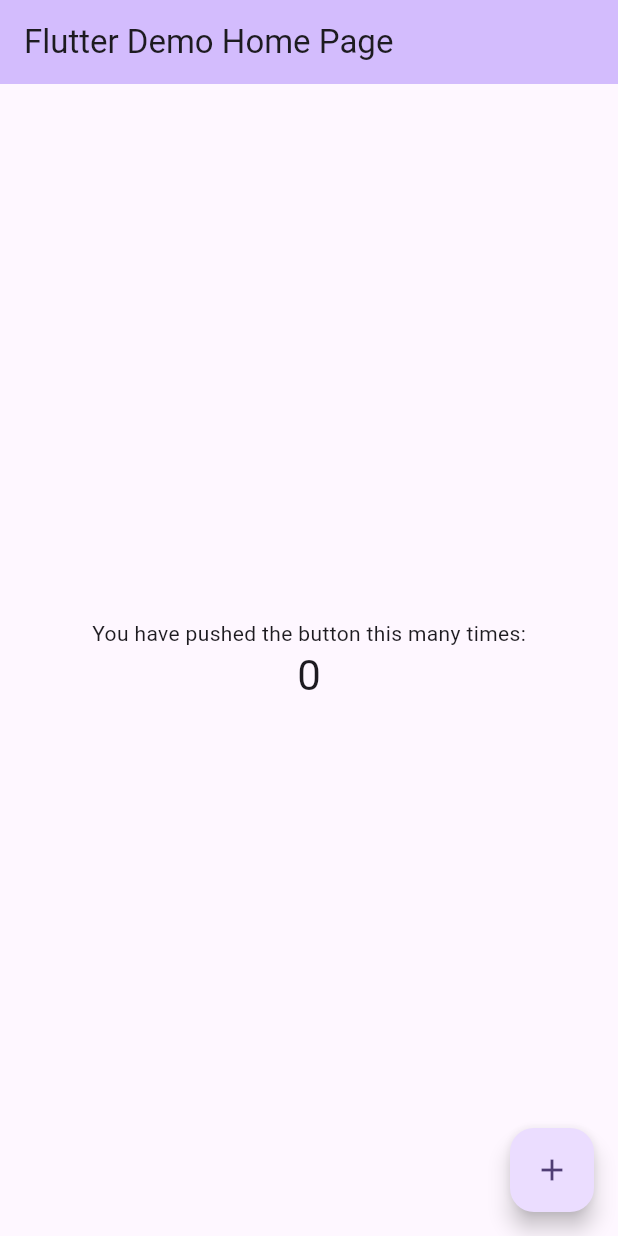
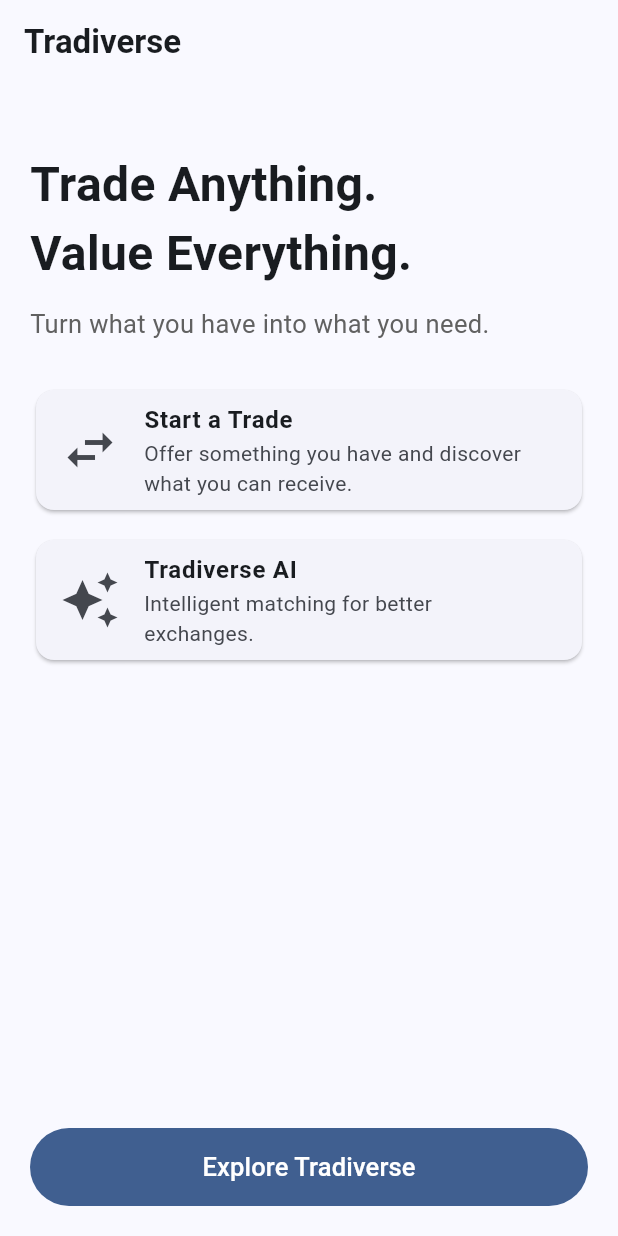
Before and after one commit to baloiben902-stack/tradiverse, a Flutter app: the screen it shows after launch, on a phone screen of 412 x 824 dp. Run offline on Flutter 3.47's test engine with Material 3 defaults, Android fonts, the phone set to English and light mode, and no system bars.

Commit message:
Build Tradiverse home screen

```diff
--- a/lib/main.dart
+++ b/lib/main.dart
@@ -1,122 +1,111 @@
 import 'package:flutter/material.dart';
 
 void main() {
-  runApp(const MyApp());
+  runApp(const TradiverseApp());
 }
 
-class MyApp extends StatelessWidget {
-  const MyApp({super.key});
+class TradiverseApp extends StatelessWidget {
+  const TradiverseApp({super.key});
 
-  // This widget is the root of your application.
   @override
   Widget build(BuildContext context) {
     return MaterialApp(
-      title: 'Flutter Demo',
+      debugShowCheckedModeBanner: false,
+      title: 'Tradiverse',
       theme: ThemeData(
-        // This is the theme of your application.
-        //
-        // TRY THIS: Try running your application with "flutter run". You'll see
-        // the application has a purple toolbar. Then, without quitting the app,
-        // try changing the seedColor in the colorScheme below to Colors.green
-        // and then invoke "hot reload" (save your changes or press the "hot
-        // reload" button in a Flutter-supported IDE, or press "r" if you used
-        // the command line to start the app).
-        //
-        // Notice that the counter didn't reset back to zero; the application
-        // state is not lost during the reload. To reset the state, use hot
-        // restart instead.
-        //
-        // This works for code too, not just values: Most code changes can be
-        // tested with just a hot reload.
-        colorScheme: .fromSeed(seedColor: Colors.deepPurple),
+        colorScheme: ColorScheme.fromSeed(
+          seedColor: const Color(0xFF1565C0),
+        ),
+        useMaterial3: true,
       ),
-      home: const MyHomePage(title: 'Flutter Demo Home Page'),
+      home: const TradiverseHome(),
     );
   }
 }
 
-class MyHomePage extends StatefulWidget {
-  const MyHomePage({super.key, required this.title});
-
-  // This widget is the home page of your application. It is stateful, meaning
-  // that it has a State object (defined below) that contains fields that affect
-  // how it looks.
-
-  // This class is the configuration for the state. It holds the values (in this
-  // case the title) provided by the parent (in this case the App widget) and
-  // used by the build method of the State. Fields in a Widget subclass are
-  // always marked "final".
-
-  final String title;
-
-  @override
-  State<MyHomePage> createState() => _MyHomePageState();
-}
-
-class _MyHomePageState extends State<MyHomePage> {
-  int _counter = 0;
-
-  void _incrementCounter() {
-    setState(() {
-      // This call to setState tells the Flutter framework that something has
-      // changed in this State, which causes it to rerun the build method below
-      // so that the display can reflect the updated values. If we changed
-      // _counter without calling setState(), then the build method would not be
-      // called again, and so nothing would appear to happen.
-      _counter++;
-    });
-  }
+class TradiverseHome extends StatelessWidget {
+  const TradiverseHome({super.key});
 
   @override
   Widget build(BuildContext context) {
-    // This method is rerun every time setState is called, for instance as done
-    // by the _incrementCounter method above.
-    //
-    // The Flutter framework has been optimized to make rerunning build methods
-    // fast, so that you can just rebuild anything that needs updating rather
-    // than having to individually change instances of widgets.
     return Scaffold(
       appBar: AppBar(
-        // TRY THIS: Try changing the color here to a specific color (to
-        // Colors.amber, perhaps?) and trigger a hot reload to see the AppBar
-        // change color while the other colors stay the same.
-        backgroundColor: Theme.of(context).colorScheme.inversePrimary,
-        // Here we take the value from the MyHomePage object that was created by
-        // the App.build method, and use it to set our appbar title.
-        title: Text(widget.title),
+        title: const Text(
+          'Tradiverse',
+          style: TextStyle(fontWeight: FontWeight.bold),
+        ),
       ),
-      body: Center(
-        // Center is a layout widget. It takes a single child and positions it
-        // in the middle of the parent.
+      body: Padding(
+        padding: const EdgeInsets.all(20),
         child: Column(
-          // Column is also a layout widget. It takes a list of children and
-          // arranges them vertically. By default, it sizes itself to fit its
-          // children horizontally, and tries to be as tall as its parent.
-          //
-          // Column has various properties to control how it sizes itself and
-          // how it positions its children. Here we use mainAxisAlignment to
-          // center the children vertically; the main axis here is the vertical
-          // axis because Columns are vertical (the cross axis would be
-          // horizontal).
-          //
-          // TRY THIS: Invoke "debug painting" (choose the "Toggle Debug Paint"
-          // action in the IDE, or press "p" in the console), to see the
-          // wireframe for each widget.
-          mainAxisAlignment: .center,
+          crossAxisAlignment: CrossAxisAlignment.start,
           children: [
-            const Text('You have pushed the button this many times:'),
+            const SizedBox(height: 24),
+            const Text(
+              'Trade Anything.',
+              style: TextStyle(
+                fontSize: 32,
+                fontWeight: FontWeight.bold,
+              ),
+            ),
+            const Text(
+              'Value Everything.',
+              style: TextStyle(
+                fontSize: 32,
+                fontWeight: FontWeight.bold,
+              ),
+            ),
+            const SizedBox(height: 12),
             Text(
-              '$_counter',
-              style: Theme.of(context).textTheme.headlineMedium,
+              'Turn what you have into what you need.',
+              style: TextStyle(
+                fontSize: 17,
+                color: Colors.grey.shade700,
+              ),
+            ),
+            const SizedBox(height: 28),
+            Card(
+              child: ListTile(
+                leading: const Icon(Icons.swap_horiz, size: 40),
+                title: const Text(
+                  'Start a Trade',
+                  style: TextStyle(fontWeight: FontWeight.bold),
+                ),
+                subtitle: const Text(
+                  'Offer something you have and discover what you can receive.',
+                ),
+              ),
+            ),
+            const SizedBox(height: 12),
+            Card(
+              child: ListTile(
+                leading: const Icon(Icons.auto_awesome, size: 40),
+                title: const Text(
+                  'Tradiverse AI',
+                  style: TextStyle(fontWeight: FontWeight.bold),
+                ),
+                subtitle: const Text(
+                  'Intelligent matching for better exchanges.',
+                ),
+              ),
+            ),
+            const Spacer(),
+            SizedBox(
+              width: double.infinity,
+              child: FilledButton(
+                onPressed: () {},
+                child: const Padding(
+                  padding: EdgeInsets.all(14),
+                  child: Text(
+                    'Explore Tradiverse',
+                    style: TextStyle(fontSize: 17),
+                  ),
+                ),
+              ),
             ),
           ],
         ),
       ),
-      floatingActionButton: FloatingActionButton(
-        onPressed: _incrementCounter,
-        tooltip: 'Increment',
-        child: const Icon(Icons.add),
-      ),
     );
   }
-}
+}EOF
```
